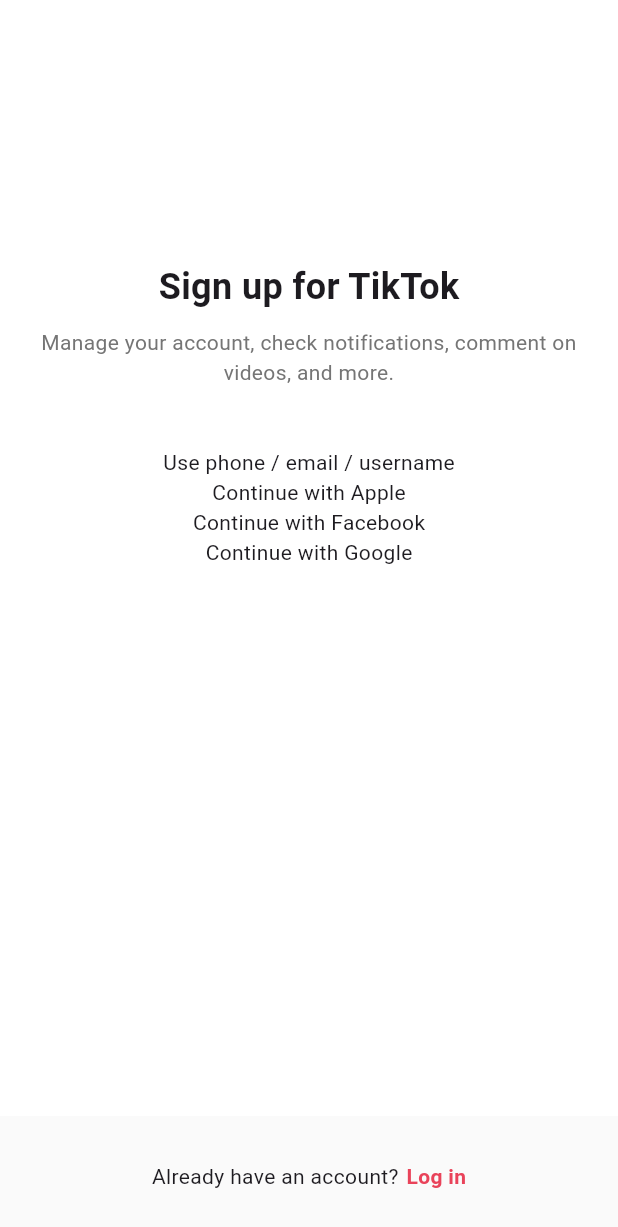
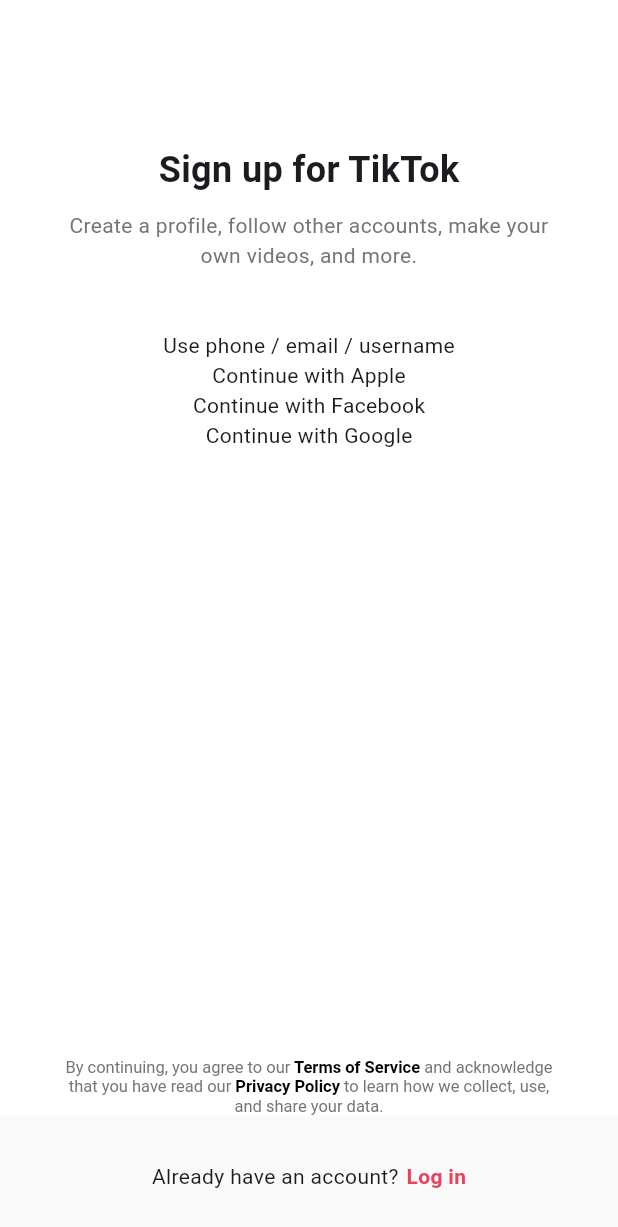
Before and after one commit to jangjia01234/reel_me, a Flutter app: the screen it shows after launch, on a phone screen of 412 x 824 dp. Shown: the top 1227 px of the screen. Run offline on Flutter 3.47's test engine with Material 3 defaults, Android fonts, the phone set to English and light mode, and no system bars.

Commit message:
added terms of service text

```diff
--- a/lib/main.dart
+++ b/lib/main.dart
@@ -1,6 +1,6 @@
 import 'package:flutter/material.dart';
 import 'package:reel_me/constants/sizes.dart';
-import 'package:reel_me/screens/sign_up.dart';
+import 'package:reel_me/screens/sign_up_screen.dart';
 
 void main() {
   runApp(const ReelMe());
--- a/lib/screens/sign_up.dart
+++ /dev/null
@@ -1,70 +0,0 @@
-import 'package:flutter/material.dart';
-import 'package:reel_me/constants/gaps.dart';
-
-import '../constants/sizes.dart';
-
-class SignUpScreen extends StatelessWidget {
-  const SignUpScreen({super.key});
-
-  @override
-  Widget build(BuildContext context) {
-    return Scaffold(
-      body: SafeArea(
-        child: Padding(
-          padding: const EdgeInsets.all(16),
-          child: Column(
-            mainAxisAlignment: MainAxisAlignment.center,
-            crossAxisAlignment: CrossAxisAlignment.center,
-            children: [
-              Text(
-                "Sign up for TikTok",
-                style: TextStyle(
-                  fontSize: Sizes.size24,
-                  fontWeight: FontWeight.w700,
-                ),
-              ),
-              Gaps.v10,
-              Text(
-                "Manage your account, check notifications, comment on videos, and more.",
-                style: TextStyle(color: Colors.grey.shade600),
-                textAlign: TextAlign.center,
-              ),
-              Gaps.v40,
-              Text("Use phone / email / username"),
-              Text("Continue with Apple"),
-              Text("Continue with Facebook"),
-              Text("Continue with Google"),
-              Gaps.v96,
-              Gaps.v96,
-            ],
-          ),
-        ),
-      ),
-      bottomNavigationBar: BottomAppBar(
-        color: Colors.grey.shade50,
-        elevation: 2,
-        child: Padding(
-          padding: const EdgeInsets.symmetric(vertical: Sizes.size1),
-          child: Row(
-            mainAxisAlignment: MainAxisAlignment.center,
-            children: [
-              Text(
-                "Already have an account?",
-                style: TextStyle(fontSize: Sizes.size14),
-              ),
-              Gaps.h5,
-              Text(
-                "Log in",
-                style: TextStyle(
-                  fontSize: Sizes.size14,
-                  fontWeight: FontWeight.w600,
-                  color: Theme.of(context).primaryColor,
-                ),
-              ),
-            ],
-          ),
-        ),
-      ),
-    );
-  }
-}
--- /dev/null
+++ b/lib/screens/sign_up_screen.dart
@@ -0,0 +1,116 @@
+import 'package:flutter/material.dart';
+import 'package:reel_me/constants/gaps.dart';
+
+import '../constants/sizes.dart';
+import 'login_screen.dart';
+
+class SignUpScreen extends StatelessWidget {
+  const SignUpScreen({super.key});
+
+  void _onLoginTap(BuildContext context) {
+    Navigator.of(
+      context,
+    ).push(MaterialPageRoute(builder: (context) => const LoginScreen()));
+  }
+
+  @override
+  Widget build(BuildContext context) {
+    return Scaffold(
+      body: SafeArea(
+        child: Padding(
+          padding: const EdgeInsets.symmetric(horizontal: Sizes.size40),
+          child: Column(
+            mainAxisAlignment: MainAxisAlignment.spaceBetween,
+            crossAxisAlignment: CrossAxisAlignment.center,
+            children: [
+              Column(
+                children: [
+                  Gaps.v96,
+                  Text(
+                    "Sign up for TikTok",
+                    style: TextStyle(
+                      fontSize: Sizes.size24,
+                      fontWeight: FontWeight.w700,
+                    ),
+                  ),
+                  Gaps.v10,
+                  Text(
+                    "Create a profile, follow other accounts, make your own videos, and more.",
+                    style: TextStyle(color: Colors.grey.shade600),
+                    textAlign: TextAlign.center,
+                  ),
+                  Gaps.v40,
+                  Text("Use phone / email / username"),
+                  Text("Continue with Apple"),
+                  Text("Continue with Facebook"),
+                  Text("Continue with Google"),
+                ],
+              ),
+              RichText(
+                textAlign: TextAlign.center,
+                text: TextSpan(
+                  style: TextStyle(
+                    fontSize: Sizes.size11,
+                    color: Colors.grey.shade600,
+                  ),
+                  children: <TextSpan>[
+                    const TextSpan(text: 'By continuing, you agree to our'),
+                    TextSpan(
+                      text: ' Terms of Service ',
+                      style: TextStyle(
+                        fontWeight: FontWeight.bold,
+                        color: Colors.black,
+                      ),
+                    ),
+                    const TextSpan(
+                      text: 'and acknowledge that you have read our',
+                    ),
+                    TextSpan(
+                      text: ' Privacy Policy ',
+                      style: TextStyle(
+                        fontWeight: FontWeight.bold,
+                        color: Colors.black,
+                      ),
+                    ),
+                    const TextSpan(
+                      text:
+                          'to learn how we collect, use, and share your data.',
+                    ),
+                  ],
+                ),
+              ),
+            ],
+          ),
+        ),
+      ),
+      bottomNavigationBar: BottomAppBar(
+        color: Colors.grey.shade50,
+        elevation: 2,
+        child: Padding(
+          padding: const EdgeInsets.symmetric(vertical: Sizes.size1),
+          child: Row(
+            mainAxisAlignment: MainAxisAlignment.center,
+            children: [
+              Text(
+                "Already have an account?",
+                style: TextStyle(fontSize: Sizes.size14),
+              ),
+              Gaps.h5,
+              GestureDetector(
+                onTap: () => _onLoginTap(context),
+                child: Text(
+                  "Log in",
+                  style: TextStyle(
+                    fontSize: Sizes.size14,
+                    fontWeight: FontWeight.w600,
+                    color: Theme.of(context).primaryColor,
+                  ),
+                ),
+              ),
+            ],
+          ),
+        ),
+      ),
+    );
+  }
+}
```
Also changed, not shown: lib/screens/login_screen.dart (added, +112 -0 lines).
